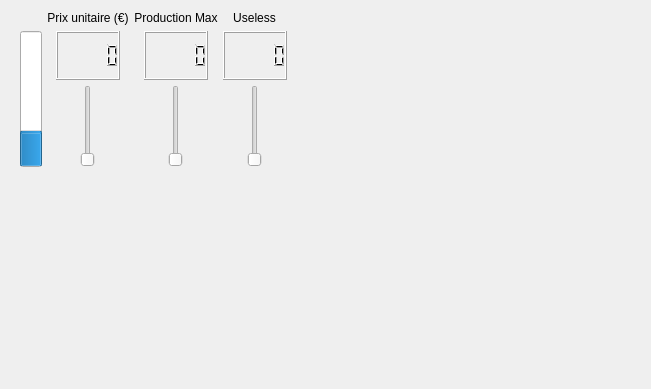
This is jeu-entreprise/inputwidget.ui in rcatajar/jeu-entreprise as Qt 5 draws it before an edit. The edited form follows.
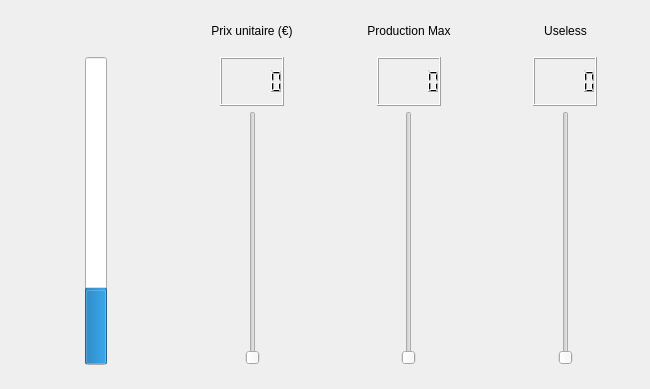
This is the edited form.

```diff
--- a/jeu-entreprise/inputwidget.ui
+++ b/jeu-entreprise/inputwidget.ui
@@ -6,14 +6,14 @@
    <rect>
     <x>0</x>
     <y>0</y>
-    <width>651</width>
+    <width>650</width>
     <height>389</height>
    </rect>
   </property>
   <property name="minimumSize">
    <size>
-    <width>400</width>
-    <height>300</height>
+    <width>650</width>
+    <height>389</height>
    </size>
   </property>
   <property name="windowTitle">
@@ -28,9 +28,9 @@
      <height>361</height>
     </rect>
    </property>
-   <layout class="QGridLayout" name="gridLayout" rowstretch="1,1,5" columnstretch="1,2,2,2">
+   <layout class="QGridLayout" name="gridLayout" rowstretch="1,1,6" columnstretch="1,1,1,1">
     <property name="sizeConstraint">
-     <enum>QLayout::SetFixedSize</enum>
+     <enum>QLayout::SetMinimumSize</enum>
     </property>
     <property name="leftMargin">
      <number>0</number>
@@ -43,6 +43,12 @@
     </property>
     <item row="2" column="3" alignment="Qt::AlignHCenter">
      <widget class="QSlider" name="sliderUseless">
+      <property name="sizePolicy">
+       <sizepolicy hsizetype="Minimum" vsizetype="Minimum">
+        <horstretch>0</horstretch>
+        <verstretch>0</verstretch>
+       </sizepolicy>
+      </property>
       <property name="orientation">
        <enum>Qt::Vertical</enum>
       </property>
@@ -50,6 +56,12 @@
     </item>
     <item row="2" column="1" alignment="Qt::AlignHCenter">
      <widget class="QSlider" name="sliderPrice">
+      <property name="sizePolicy">
+       <sizepolicy hsizetype="Minimum" vsizetype="Minimum">
+        <horstretch>0</horstretch>
+        <verstretch>0</verstretch>
+       </sizepolicy>
+      </property>
       <property name="value">
        <number>0</number>
       </property>
@@ -67,7 +79,7 @@
     <item row="1" column="3" alignment="Qt::AlignHCenter">
      <widget class="QLCDNumber" name="lcdNumberUseless">
       <property name="sizePolicy">
-       <sizepolicy hsizetype="Fixed" vsizetype="Minimum">
+       <sizepolicy hsizetype="Minimum" vsizetype="Minimum">
         <horstretch>0</horstretch>
         <verstretch>0</verstretch>
        </sizepolicy>
@@ -83,18 +95,62 @@
     <item row="1" column="2" alignment="Qt::AlignHCenter">
      <widget class="QLCDNumber" name="lcdNumberProd"/>
     </item>
+    <item row="1" column="0" rowspan="2" alignment="Qt::AlignHCenter">
+     <widget class="QProgressBar" name="progressBar">
+      <property name="sizePolicy">
+       <sizepolicy hsizetype="Minimum" vsizetype="Minimum">
+        <horstretch>0</horstretch>
+        <verstretch>0</verstretch>
+       </sizepolicy>
+      </property>
+      <property name="value">
+       <number>24</number>
+      </property>
+      <property name="orientation">
+       <enum>Qt::Vertical</enum>
+      </property>
+      <property name="invertedAppearance">
+       <bool>false</bool>
+      </property>
+      <property name="textDirection">
+       <enum>QProgressBar::BottomToTop</enum>
+      </property>
+      <property name="format">
+       <string>%pk€</string>
+      </property>
+     </widget>
+    </item>
     <item row="2" column="2" alignment="Qt::AlignHCenter">
      <widget class="QSlider" name="sliderProd">
+      <property name="sizePolicy">
+       <sizepolicy hsizetype="Minimum" vsizetype="Minimum">
+        <horstretch>0</horstretch>
+        <verstretch>0</verstretch>
+       </sizepolicy>
+      </property>
       <property name="orientation">
        <enum>Qt::Vertical</enum>
       </property>
      </widget>
     </item>
     <item row="1" column="1" alignment="Qt::AlignHCenter">
-     <widget class="QLCDNumber" name="lcdNumberPrice"/>
+     <widget class="QLCDNumber" name="lcdNumberPrice">
+      <property name="sizePolicy">
+       <sizepolicy hsizetype="Minimum" vsizetype="Minimum">
+        <horstretch>0</horstretch>
+        <verstretch>0</verstretch>
+       </sizepolicy>
+      </property>
+     </widget>
     </item>
     <item row="0" column="2" alignment="Qt::AlignHCenter">
      <widget class="QLabel" name="labelProd">
+      <property name="sizePolicy">
+       <sizepolicy hsizetype="Minimum" vsizetype="Minimum">
+        <horstretch>0</horstretch>
+        <verstretch>0</verstretch>
+       </sizepolicy>
+      </property>
       <property name="text">
        <string>Production Max</string>
       </property>
@@ -108,6 +164,12 @@
       <property name="enabled">
        <bool>true</bool>
       </property>
+      <property name="sizePolicy">
+       <sizepolicy hsizetype="Minimum" vsizetype="Minimum">
+        <horstretch>0</horstretch>
+        <verstretch>0</verstretch>
+       </sizepolicy>
+      </property>
       <property name="maximumSize">
        <size>
         <width>16777215</width>
@@ -136,6 +198,12 @@
     </item>
     <item row="0" column="3" alignment="Qt::AlignHCenter">
      <widget class="QLabel" name="labelUseless">
+      <property name="sizePolicy">
+       <sizepolicy hsizetype="Minimum" vsizetype="Minimum">
+        <horstretch>0</horstretch>
+        <verstretch>0</verstretch>
+       </sizepolicy>
+      </property>
       <property name="text">
        <string>Useless</string>
       </property>
@@ -144,25 +212,6 @@
       </property>
      </widget>
     </item>
-    <item row="1" column="0" rowspan="2" alignment="Qt::AlignHCenter">
-     <widget class="QProgressBar" name="progressBar">
-      <property name="value">
-       <number>24</number>
-      </property>
-      <property name="orientation">
-       <enum>Qt::Vertical</enum>
-      </property>
-      <property name="invertedAppearance">
-       <bool>false</bool>
-      </property>
-      <property name="textDirection">
-       <enum>QProgressBar::BottomToTop</enum>
-      </property>
-      <property name="format">
-       <string>%pk€</string>
-      </property>
-     </widget>
-    </item>
    </layout>
   </widget>
  </widget>
```
Left out of the diff: 3 changed lines with no effect on the pictures.
